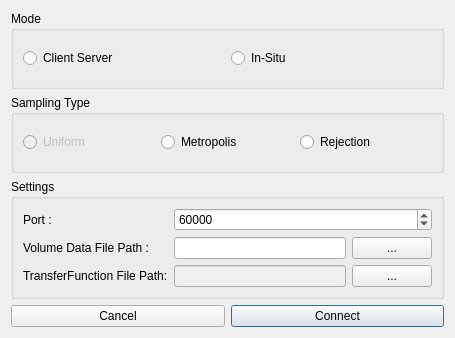
Above: Client/Widgets/Connect.ui from CCSEPBVR/CS-IS-PBVR before the change. Below: the same form after it.
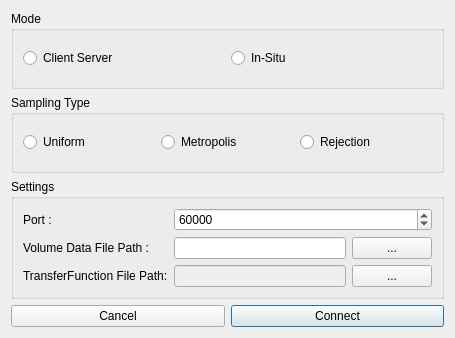
That is the form after the change.

Patch:
```diff
--- a/Client/Widgets/Connect.ui
+++ b/Client/Widgets/Connect.ui
@@ -23,7 +23,7 @@
       <item row="0" column="0">
        <widget class="QRadioButton" name="uniformRBtn">
         <property name="enabled">
-         <bool>false</bool>
+         <bool>true</bool>
         </property>
         <property name="text">
          <string>Uniform</string>
```
